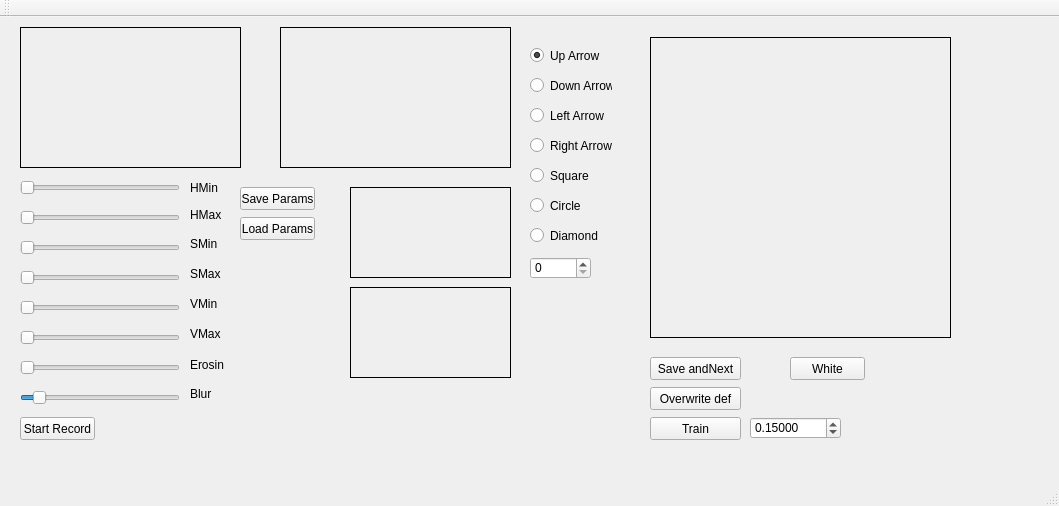
First picture: the form in Task2Solution/mainwindow.ui, repository Iftimie/HackSociety, before the edit.
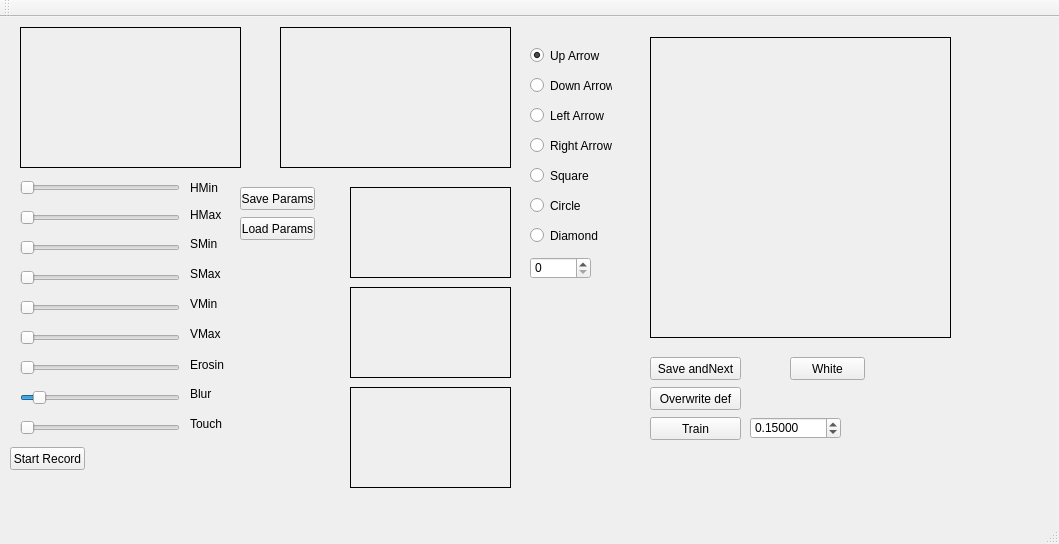
Second picture: the form after the edit. Custom widgets are drawn as their Qt base class.

Diff of the .ui file:
```diff
--- a/Task2Solution/mainwindow.ui
+++ b/Task2Solution/mainwindow.ui
@@ -7,7 +7,7 @@
     <x>0</x>
     <y>0</y>
     <width>1059</width>
-    <height>506</height>
+    <height>544</height>
    </rect>
   </property>
   <property name="windowTitle">
@@ -310,8 +310,8 @@
    <widget class="QPushButton" name="startRecord">
     <property name="geometry">
      <rect>
-      <x>20</x>
-      <y>400</y>
+      <x>10</x>
+      <y>430</y>
       <width>75</width>
       <height>23</height>
      </rect>
@@ -546,6 +546,51 @@
      <string>White</string>
     </property>
    </widget>
+   <widget class="QSlider" name="horizontalSlider_3">
+    <property name="geometry">
+     <rect>
+      <x>20</x>
+      <y>400</y>
+      <width>160</width>
+      <height>22</height>
+     </rect>
+    </property>
+    <property name="maximum">
+     <number>640</number>
+    </property>
+    <property name="orientation">
+     <enum>Qt::Horizontal</enum>
+    </property>
+   </widget>
+   <widget class="QLabel" name="label_9">
+    <property name="geometry">
+     <rect>
+      <x>190</x>
+      <y>400</y>
+      <width>47</width>
+      <height>13</height>
+     </rect>
+    </property>
+    <property name="text">
+     <string>Touch</string>
+    </property>
+   </widget>
+   <widget class="QLabel" name="lblUserShape">
+    <property name="geometry">
+     <rect>
+      <x>350</x>
+      <y>370</y>
+      <width>161</width>
+      <height>101</height>
+     </rect>
+    </property>
+    <property name="frameShape">
+     <enum>QFrame::Box</enum>
+    </property>
+    <property name="text">
+     <string/>
+    </property>
+   </widget>
   </widget>
   <widget class="QMenuBar" name="menuBar">
    <property name="geometry">
```
Left out of the diff: 3 changed lines with no effect on the pictures.
